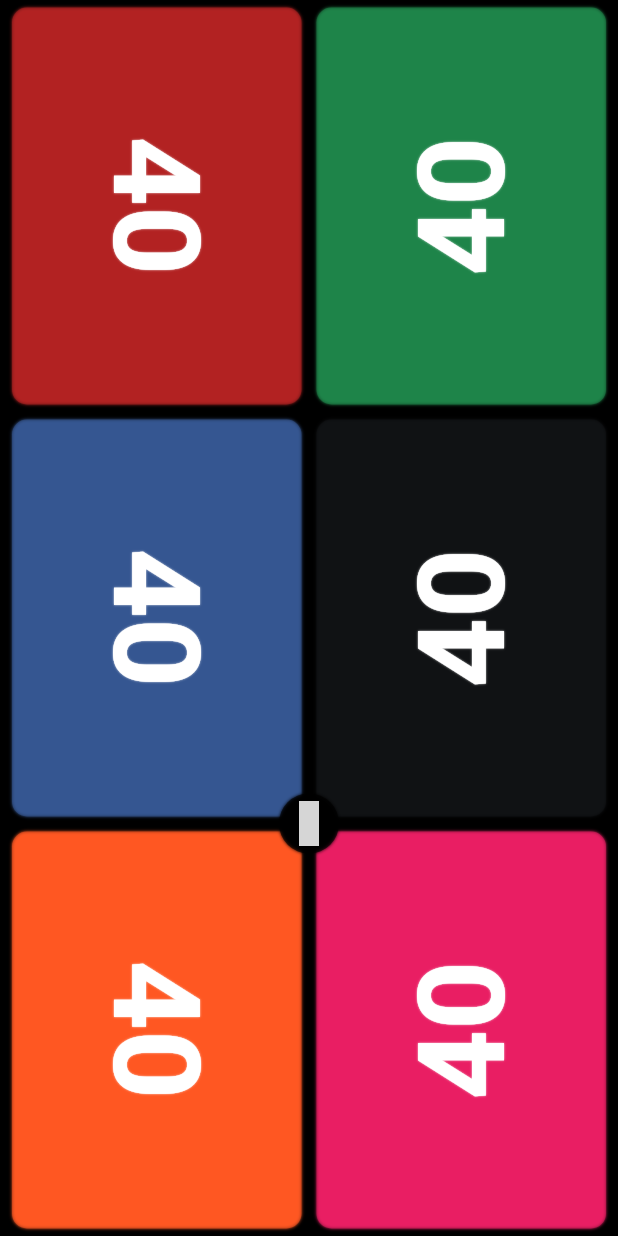
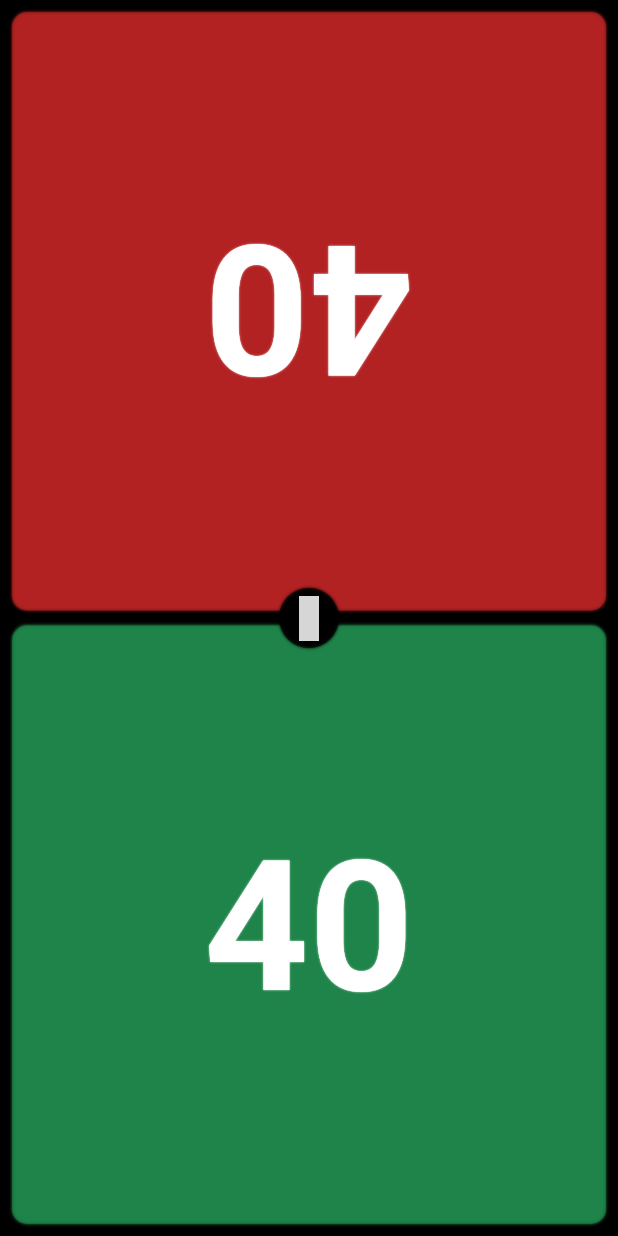
Before and after one commit to Lucas-AV/LifeKeeper, a Flutter app: the screen it shows after launch, on a phone screen of 412 x 824 dp. Run offline on Flutter 3.47's test engine with Material 2 defaults, Android fonts, the phone set to English and light mode, and no system bars; our stand-ins replace material_design_icons_flutter, wakelock; grey boxes are pictures that could not be loaded.

Commit message:
Size update

```diff
--- a/lib/lifepad.dart
+++ b/lib/lifepad.dart
@@ -25,11 +25,12 @@ class _LifePadState extends State<LifePad> {
   String viewMode = "minimalist";
   int diceTypeRoll = 0;
   DateTime lastClick = DateTime.now();
-
   @override
   void initState(){
     super.initState();
   }
+
+  // widget.id == widget.playersInfo['starter']
 
   Widget counterValueText() {
     return LayoutBuilder(
@@ -37,7 +38,9 @@ class _LifePadState extends State<LifePad> {
         return AnimatedContainer(
           duration: Duration(milliseconds: 100),
           width: (constraints.maxWidth > constraints.maxHeight? constraints.maxWidth : constraints.maxHeight) * (0.35),
+          decoration: BoxDecoration(
             color: Colors.transparent,
+          ),
           child: FittedBox(
             child: Text(
               widget.playersInfo['life'][widget.id].toString(),
@@ -132,6 +135,7 @@ class _LifePadState extends State<LifePad> {
       initialIcon: MdiIcons.diceMultipleOutline,
       afterIcon: MdiIcons.diceMultiple,
       condition: viewMode == "rollDice",
+      multi: widget.numberOfPlayers == 6 || widget.numberOfPlayers == 5 && widget.id != widget.numberOfPlayers? .66:.7,
       // position: 'n',
     );
   }
@@ -144,6 +148,7 @@ class _LifePadState extends State<LifePad> {
       initialIcon: MdiIcons.paletteOutline,
       afterIcon: MdiIcons.palette,
       condition: viewMode == "colorChange",
+      multi: widget.numberOfPlayers == 6 || widget.numberOfPlayers == 5 && widget.id != widget.numberOfPlayers? .66:.7,
       // position: 'n',
     );
   }
@@ -156,6 +161,7 @@ class _LifePadState extends State<LifePad> {
       initialIcon: MdiIcons.cardsOutline,
       afterIcon: MdiIcons.cards,
       condition: viewMode == "commander",
+      multi: widget.numberOfPlayers == 6 || widget.numberOfPlayers == 5 && widget.id != widget.numberOfPlayers? .66:.7,
       // position: "topRight",
     );
   }
@@ -168,6 +174,7 @@ class _LifePadState extends State<LifePad> {
       initialIcon: MdiIcons.notebookEditOutline,
       afterIcon: MdiIcons.notebookEdit,
       condition: viewMode == "tokensEdit",
+      multi: widget.numberOfPlayers == 6 || widget.numberOfPlayers == 5 && widget.id != widget.numberOfPlayers? .66:.7,
       // position: 'topLeft',
     );
   }
@@ -182,6 +189,10 @@ class _LifePadState extends State<LifePad> {
             right(),
           ],
         ),
+        SizedBox(
+          height: 10,
+          width: 1,
+        )
       ],
     );
   }
--- a/lib/main.dart
+++ b/lib/main.dart
@@ -1,7 +1,8 @@
 import 'dart:io';
-
+import 'style.dart';
 import 'package:flutter/material.dart';
 import 'main_page.dart';
+import 'dart:math';
 import 'package:flutter/services.dart';
 import 'package:wakelock/wakelock.dart';
 void main() {
@@ -13,7 +14,8 @@ class MyApp extends StatelessWidget {
 
   @override
   Widget build(BuildContext context) {
-    int numberOfPlayers = 6;
+    int numberOfPlayers = 2;
+    int maxPlayers = 8;
     int base = 40;
     // Wakelock.enable();
     if(Platform.isAndroid || Platform.isIOS){
@@ -22,11 +24,26 @@ class MyApp extends StatelessWidget {
       ]);
     }
 
+    Map playersInfo = {
+      "colors":List.generate(maxPlayers, (index) => colorsList[index]),
+      "commander":List.generate(maxPlayers, (index) => List.generate(maxPlayers, (subIndex) => 0)),
+      "initiative":List.generate(maxPlayers, (index) => false),
+      "life":List.generate(maxPlayers, (index) => base),
+      "attacking":List.generate(maxPlayers, (index) => false),
+      "ascended":List.generate(maxPlayers, (index) => false),
+      "monarch":List.generate(maxPlayers, (index) => false),
+      "diceValues":List.generate(maxPlayers, (index) => Random().nextInt(100)),
+      "starter":Random().nextInt(numberOfPlayers)+1,
+      "numberOfPlayers":maxPlayers,
+      "base":base,
+    };
+
     return MaterialApp(
       debugShowCheckedModeBanner: false,
       title: "LifeKeeper",
       home: MainPage(
         numberOfPlayers: numberOfPlayers,
+        playersInfo: playersInfo,
         base: base,
       ),
     );
--- a/lib/main_page.dart
+++ b/lib/main_page.dart
@@ -1,3 +1,5 @@
+import 'dart:math';
+
 import 'package:material_design_icons_flutter/material_design_icons_flutter.dart';
 import 'package:flutter/material.dart';
 import 'package:lifekeeper/style.dart';
@@ -15,10 +17,11 @@ class CenterButton extends StatelessWidget {
 
 
 class MainPage extends StatefulWidget {
-  MainPage({Key? key, this.numberOfPlayers = 2, this.base = 40, this.passiveColors = const []}) : super(key: key);
+  MainPage({Key? key, this.numberOfPlayers = 2, this.base = 40, this.passiveColors = const [], required this.playersInfo}) : super(key: key);
   int numberOfPlayers;
   int base;
   List passiveColors;
+  final Map playersInfo;
   @override
   State<MainPage> createState() => _MainPageState();
 }
@@ -28,7 +31,7 @@ class _MainPageState extends State<MainPage> {
   bool centerButtonClicked = false;
   double maxSize = 80;
   List<Widget> children = [];
-  late Map playersInfo;
+
   int maxPlayers = 7;
   void changeViewMode(String newMode){
     setState(() {
@@ -40,18 +43,9 @@ class _MainPageState extends State<MainPage> {
   void initState(){
     super.initState();
      setState(() {
-
-       playersInfo = {
-         "colors":widget.passiveColors.isNotEmpty? widget.passiveColors : List.generate(maxPlayers+1, (index) => colorsList[index]),
-         "commander":List.generate(maxPlayers+1, (index) => List.generate(widget.numberOfPlayers, (subIndex) => 0)),
-         "initiative":List.generate(maxPlayers+1, (index) => false),
-         "life":List.generate(maxPlayers+1, (index) => widget.base),
-         "attacking":List.generate(maxPlayers+1, (index) => false),
-         "ascended":List.generate(maxPlayers+1, (index) => false),
-         "monarch":List.generate(maxPlayers+1, (index) => false),
-         "numberOfPlayers":widget.numberOfPlayers,
-         "base":widget.base,
-       };
+       // "colors":widget.passiveColors.isNotEmpty? widget.passiveColors : List.generate(maxPlayers+1, (index) => colorsList[index]);
+       // "diceValues":List.generate(maxPlayers+1, (index) => Random().nextInt(100));
+       widget.playersInfo['starter'] = Random().nextInt(widget.numberOfPlayers)+1;
      });
   }
 
@@ -72,10 +66,10 @@ class _MainPageState extends State<MainPage> {
                     LifePad(
                       quarterTurns: (maxHei <= maxWid)? (j == 0? 2:0):(j == 0? 3:1),
                       numberOfPlayers: widget.numberOfPlayers,
-                      color: playersInfo['colors'][j + i * 2 + 1-1],
+                      color: widget.playersInfo['colors'][j + i * 2 + 1-1],
                       id: j + i * 2 + 1,
                       base: widget.base,
-                      playersInfo: playersInfo,
+                      playersInfo: widget.playersInfo,
                     )
                 ],
               ) :
@@ -85,10 +79,10 @@ class _MainPageState extends State<MainPage> {
                     LifePad(
                       quarterTurns: (maxHei >= maxWid)? (j == 0? 1:3):(j == 0? 3:1),
                       numberOfPlayers: widget.numberOfPlayers,
-                      color: playersInfo['colors'][j + i * 2 + 1-1],
+                      color: widget.playersInfo['colors'][j + i * 2 + 1-1],
                       id: j + i * 2 + 1,
                       base: widget.base,
-                      playersInfo: playersInfo,
+                      playersInfo: widget.playersInfo,
                     )
                 ],
               ),
@@ -107,10 +101,10 @@ class _MainPageState extends State<MainPage> {
                     LifePad(
                       quarterTurns: (maxHei <= maxWid)? (j == 0? 2:0):(j == 0? 3:1),
                       numberOfPlayers: widget.numberOfPlayers,
-                      color: playersInfo['colors'][j + i * 2 + 1-1],
+                      color: widget.playersInfo['colors'][j + i * 2 + 1-1],
                       id: j + i * 2 + 1,
                       base: widget.base,
-                      playersInfo: playersInfo,
+                      playersInfo: widget.playersInfo,
                     )
                 ],
               ) :
@@ -120,10 +114,10 @@ class _MainPageState extends State<MainPage> {
                       LifePad(
                       quarterTurns: (maxHei >= maxWid)? (j == 0? 1:3):(j == 0? 3:1),
                       numberOfPlayers: widget.numberOfPlayers,
-                      color: playersInfo['colors'][j + i * 2 + 1-1],
+                      color: widget.playersInfo['colors'][j + i * 2 + 1-1],
                       id: j + i * 2 + 1,
                       base: widget.base,
-                      playersInfo: playersInfo,
+                      playersInfo: widget.playersInfo,
                       )
                   ],
                 ),
@@ -131,10 +125,10 @@ class _MainPageState extends State<MainPage> {
           LifePad(
             numberOfPlayers: widget.numberOfPlayers,
             quarterTurns: (maxHei >= maxWid)?0:3,
-            color: playersInfo['colors'][widget.numberOfPlayers-1],
+            color: widget.playersInfo['colors'][widget.numberOfPlayers-1],
             id: widget.numberOfPlayers,
             base: widget.base,
-            playersInfo: playersInfo,
+            playersInfo: widget.playersInfo,
           )
         ];
       }
@@ -144,16 +138,17 @@ class _MainPageState extends State<MainPage> {
           LifePad(
             numberOfPlayers: widget.numberOfPlayers,
             quarterTurns: (maxHei >= maxWid)? (i == 1? 2:0):(i == 1? 1:3),
-            color: playersInfo['colors'][i-1],
+            color: widget.playersInfo['colors'][i-1],
             id: i,
             base: widget.base,
-            playersInfo: playersInfo,
+            playersInfo: widget.playersInfo,
           )
       ];
     }
 
     void resetPage(){
       setState(() {
+        widget.playersInfo["diceValues"] = List.generate(maxPlayers+1, (index) => Random().nextInt(100));
         centerButtonClicked = false;
       });
       Navigator.pop(context);
@@ -163,7 +158,8 @@ class _MainPageState extends State<MainPage> {
           builder: (context) => MainPage(
             numberOfPlayers: widget.numberOfPlayers,
             base: widget.base,
-            passiveColors: playersInfo["colors"],
+            passiveColors: widget.playersInfo["colors"],
+            playersInfo: widget.playersInfo,
           )
         )
       );
@@ -329,7 +325,7 @@ class _MainPageState extends State<MainPage> {
             setState(() {
               widget.base = value;
               for(int index = 0; index < maxPlayers+1;index++){
-                playersInfo['life'][index] = value;
+                widget.playersInfo['life'][index] = value;
               }
             });
             lifeController.animateToItem(widget.base, duration: const Duration(milliseconds: 450), curve: Curves.easeIn);
@@ -599,11 +595,13 @@ class _MainPageState extends State<MainPage> {
                       ]
                   ),
                 ),
-                SizedBox(
+                Visibility(
+                  visible: menuViewMode == "life",
+                  child: SizedBox(
                     height: maxSize,
                     width: maxSize,
                     child: AnimatedOpacity(
-                    duration: const Duration(milliseconds: 450),
+                      duration: Duration(milliseconds: menuViewMode == "life"?450:100),
                       opacity: menuViewMode == "life"? 1:0,
                       child: Center(
                         child: SizedBox(
@@ -631,10 +629,11 @@ class _MainPageState extends State<MainPage> {
                               setState(() {
                                 widget.base = value;
                                 for(int index = 0; index < maxPlayers+1;index++){
-                                playersInfo['life'][index] = value;
+                                  widget.playersInfo['life'][index] = value;
                                 }
                               });
                             },
+                          ),
                         ),
                       ),
                     ),
--- a/lib/style.dart
+++ b/lib/style.dart
@@ -425,6 +425,7 @@ class PositionedButton extends StatelessWidget {
     // this.position = "topRight",
     required this.onPressed,
     this.condition = true,
+    this.multi = .7,
   }) : super(key: key);
   bool visibleCondition;
   IconData initialIcon;
@@ -434,6 +435,7 @@ class PositionedButton extends StatelessWidget {
   String afterMode;
   // String position;
   bool condition;
+  double multi;
 
   @override
   Widget build(BuildContext context) {
@@ -441,7 +443,8 @@ class PositionedButton extends StatelessWidget {
         onPressed,
         initialIcon: initialIcon,
         afterIcon: afterIcon,
-        condition: condition
+        condition: condition,
+      multi: multi
     );
 
     return Visibility(
```
Lines whose indentation alone changed are shown as unchanged.
